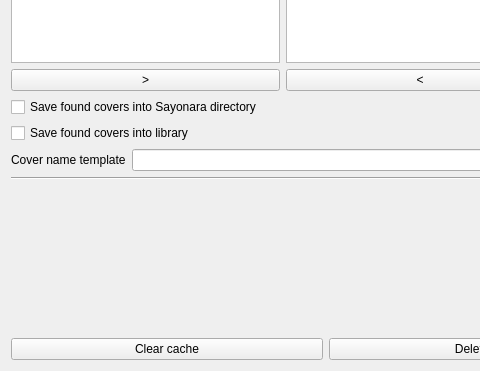
Inferno214221/sayonara-player, file src/GUI/Preferences/Covers/GUI_Covers.ui: the form before one commit; both pictures show x 0 to 480 and y 99 to 470 of the 651 by 470 pixel window.
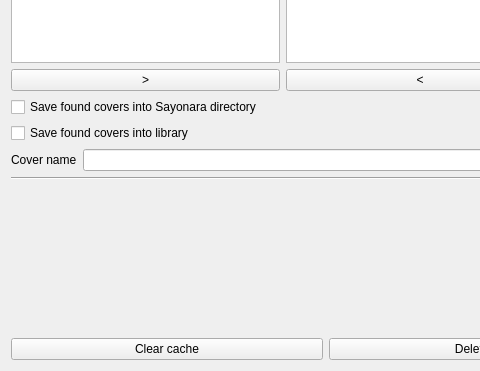
The form after the commit.

```diff
--- a/src/GUI/Preferences/Covers/GUI_Covers.ui
+++ b/src/GUI/Preferences/Covers/GUI_Covers.ui
@@ -47,7 +47,7 @@
      <item>
       <widget class="QLabel" name="lab_cover_template">
        <property name="text">
-        <string>Cover name template</string>
+        <string>Cover name</string>
        </property>
       </widget>
      </item>
```
Left out of the diff: 19 changed lines with no effect on the pictures.
